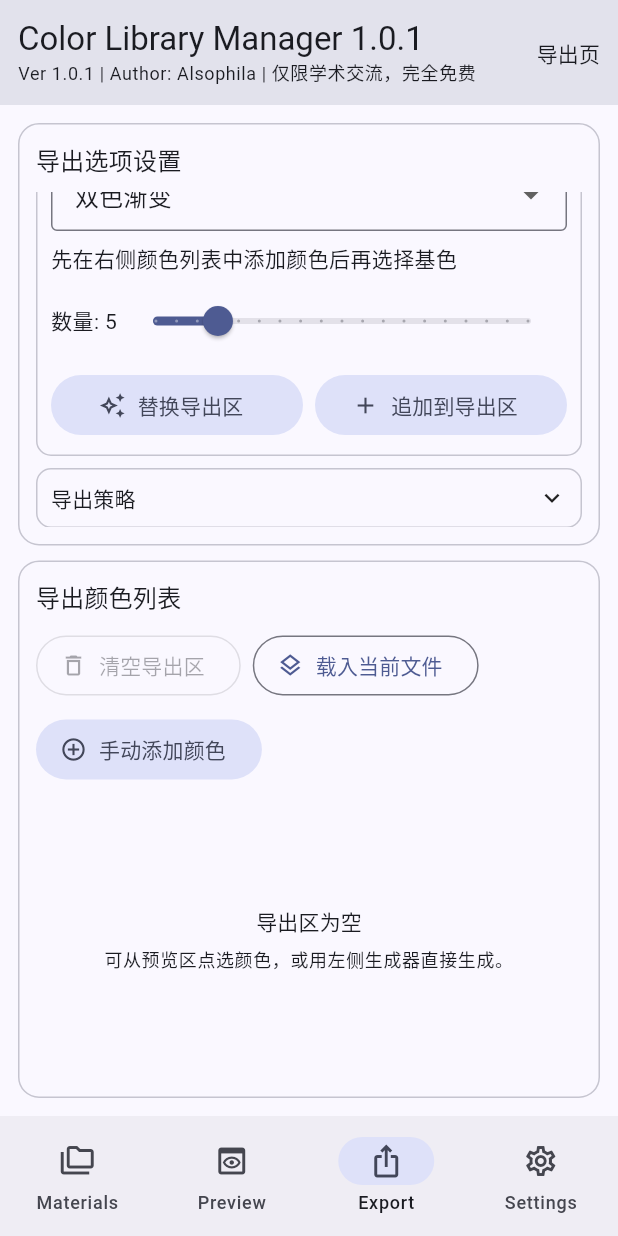
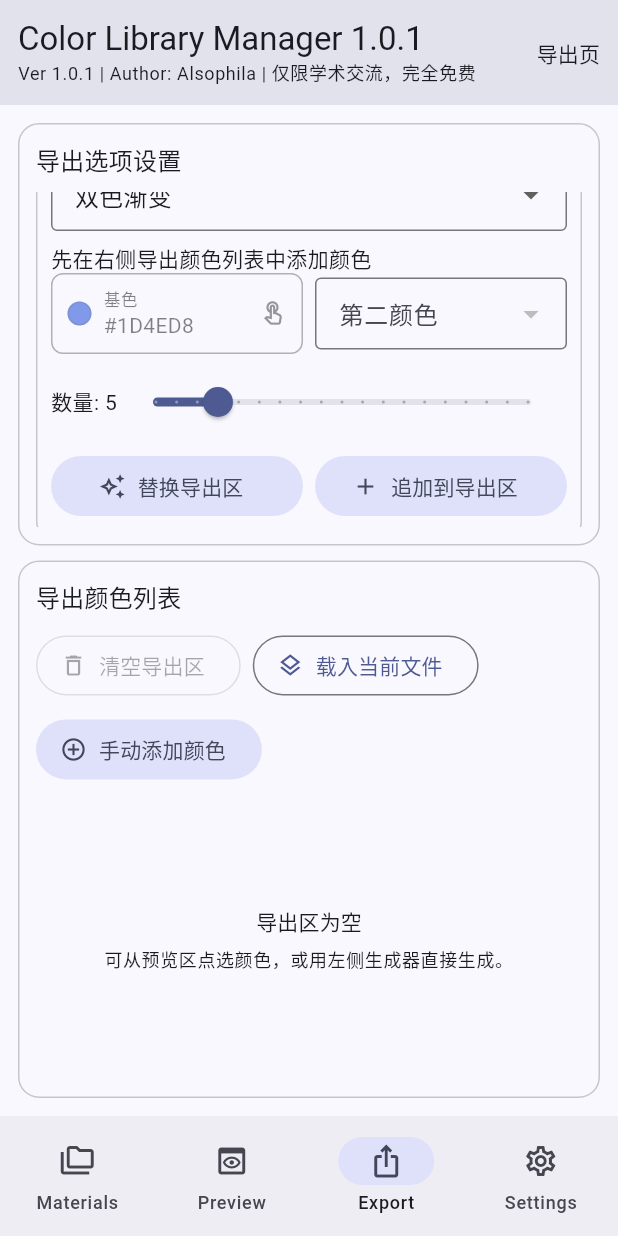
Before and after one commit to Chr0n0stasis/ColorManager_Flutter, a Flutter app: the screen it shows after launch, item 3 of the bottom bar chosen, scrolled down 224 dp, on a phone screen of 412 x 824 dp. Run offline on Flutter 3.47's test engine with Material 3 defaults, Android fonts, the phone set to English and light mode, and no system bars; drawn by our look-alikes of dynamic_color; our stand-ins replace file_picker, image_picker, printing.

Commit message:
feat: pick export base color from list tap mode

```diff
--- a/mobile_flutter/lib/src/ui/main_shell.dart
+++ b/mobile_flutter/lib/src/ui/main_shell.dart
@@ -88,6 +88,7 @@ class _MainShellState extends State<MainShell> {
   bool _autoThemeColor = true;
 
   int? _selectedExportColorIndex;
+  bool _isPickingBaseColor = false;
 
   bool _previewConfigExpanded = true;
   bool _previewResultExpanded = true;
@@ -471,17 +472,47 @@ class _MainShellState extends State<MainShell> {
       _exportColorKeys.clear();
       _exportColors.clear();
       _selectedExportColorIndex = null;
+      _isPickingBaseColor = false;
       _statusMessage = 'Cart cleared.';
     });
   }
 
   void _selectExportColorIndex(int index) {
-    setState(() {
+    if (index < 0 || index >= _exportColors.length) {
+      return;
+    }
+
+    setState(() {
+      if (_isPickingBaseColor) {
+        final color = _exportColors[index];
+        _baseHex = color.hexCode.toUpperCase();
+        _selectedExportColorIndex = index;
+        _isPickingBaseColor = false;
+        _statusMessage = 'Base color set to ${color.hexCode}.';
+        return;
+      }
+
       if (_selectedExportColorIndex == index) {
         _selectedExportColorIndex = null;
       } else {
         _selectedExportColorIndex = index;
       }
+    });
+  }
+
+  void _toggleBaseColorPicking() {
+    if (_exportColors.isEmpty) {
+      setState(() {
+        _statusMessage = 'Add colors to the export list first.';
+      });
+      return;
+    }
+
+    setState(() {
+      _isPickingBaseColor = !_isPickingBaseColor;
+      _statusMessage = _isPickingBaseColor
+          ? 'Base color pick mode on: tap a color in the export list.'
+          : 'Base color pick canceled.';
     });
   }
 
@@ -699,6 +730,7 @@ class _MainShellState extends State<MainShell> {
   void _setBaseHex(String value) {
     setState(() {
       _baseHex = value;
+      _isPickingBaseColor = false;
     });
   }
 
@@ -1257,9 +1289,11 @@ class _MainShellState extends State<MainShell> {
       whiteTemperature: _whiteTemperature,
       cartIsEmpty: _exportColors.isEmpty,
       colorCandidates: _generatorColorCandidates,
+      isBaseColorPicking: _isPickingBaseColor,
       formatExpanded: _exportFormatExpanded,
       generatorExpanded: _exportGeneratorExpanded,
       strategyExpanded: _exportStrategyExpanded,
+      onBaseColorFieldPressed: _toggleBaseColorPicking,
       onFormatExpandedChanged: _setExportFormatExpanded,
       onGeneratorExpandedChanged: _setExportGeneratorExpanded,
       onStrategyExpandedChanged: _setExportStrategyExpanded,
@@ -1285,6 +1319,7 @@ class _MainShellState extends State<MainShell> {
       statusMessage: _statusMessage,
       isBusy: _isBusy,
       selectedIndex: _selectedExportColorIndex,
+      isBaseColorPicking: _isPickingBaseColor,
       onSelectedIndexChanged: _selectExportColorIndex,
       onAddManualColorPressed: _addManualExportColor,
     );
--- a/mobile_flutter/lib/src/ui/panels.dart
+++ b/mobile_flutter/lib/src/ui/panels.dart
@@ -1458,9 +1458,11 @@ class ExportOptionsPanel extends StatelessWidget {
     required this.whiteTemperature,
     required this.cartIsEmpty,
     required this.colorCandidates,
+    required this.isBaseColorPicking,
     required this.formatExpanded,
     required this.generatorExpanded,
     required this.strategyExpanded,
+    required this.onBaseColorFieldPressed,
     required this.onFormatExpandedChanged,
     required this.onGeneratorExpandedChanged,
     required this.onStrategyExpandedChanged,
@@ -1490,9 +1492,11 @@ class ExportOptionsPanel extends StatelessWidget {
   final WhiteTemperature whiteTemperature;
   final bool cartIsEmpty;
   final List<ColorEntry> colorCandidates;
+  final bool isBaseColorPicking;
   final bool formatExpanded;
   final bool generatorExpanded;
   final bool strategyExpanded;
+  final VoidCallback onBaseColorFieldPressed;
   final ValueChanged<bool> onFormatExpandedChanged;
   final ValueChanged<bool> onGeneratorExpandedChanged;
   final ValueChanged<bool> onStrategyExpandedChanged;
@@ -1524,7 +1528,6 @@ class ExportOptionsPanel extends StatelessWidget {
       for (final color in colorCandidates) color.hexCode.toUpperCase(): color,
     }.values.toList(growable: false);
 
-    final baseSelection = _resolveCandidateHex(uniqueCandidates, baseHex);
     final secondarySelection =
         _resolveCandidateHex(uniqueCandidates, secondaryHex);
 
@@ -1584,16 +1587,27 @@ class ExportOptionsPanel extends StatelessWidget {
                 if (uniqueCandidates.isEmpty)
                   const Align(
                     alignment: Alignment.centerLeft,
-                    child: Text('先在右侧颜色列表中添加颜色后再选择基色'),
-                  )
-                else
+                    child: Text('先在右侧导出颜色列表中添加颜色'),
+                  ),
                 Row(
                   children: [
                     Expanded(
+                      child: _PickHexField(
+                        label: '基色',
+                        hexCode: baseHex,
+                        active: isBaseColorPicking,
+                        enabled: uniqueCandidates.isNotEmpty,
+                        onTap: onBaseColorFieldPressed,
+                      ),
+                    ),
+                    const SizedBox(width: 8),
+                    Expanded(
                       child: DropdownButtonFormField<String>(
-                          value: baseSelection,
+                        value: uniqueCandidates.isEmpty
+                            ? null
+                            : secondarySelection,
                         decoration: const InputDecoration(
-                            labelText: '基色',
+                          labelText: '第二颜色',
                           border: OutlineInputBorder(),
                           isDense: true,
                         ),
@@ -1605,31 +1619,9 @@ class ExportOptionsPanel extends StatelessWidget {
                               ),
                             )
                             .toList(growable: false),
-                          onChanged: (value) {
-                            if (value != null) {
-                              onBaseHexChanged(value);
-                            }
-                          },
-                        ),
-                      ),
-                      const SizedBox(width: 8),
-                      Expanded(
-                        child: DropdownButtonFormField<String>(
-                          value: secondarySelection,
-                          decoration: const InputDecoration(
-                            labelText: '第二颜色',
-                            border: OutlineInputBorder(),
-                            isDense: true,
-                          ),
-                          items: uniqueCandidates
-                              .map(
-                                (color) => DropdownMenuItem<String>(
-                                  value: color.hexCode.toUpperCase(),
-                                  child: Text('${color.name} ${color.hexCode}'),
-                                ),
-                              )
-                              .toList(growable: false),
-                          onChanged: (value) {
+                        onChanged: uniqueCandidates.isEmpty
+                            ? null
+                            : (value) {
                                 if (value != null) {
                                   onSecondaryHexChanged(value);
                                 }
@@ -1638,6 +1630,13 @@ class ExportOptionsPanel extends StatelessWidget {
                     ),
                   ],
                 ),
+                if (isBaseColorPicking) ...[
+                  const SizedBox(height: 6),
+                  const Align(
+                    alignment: Alignment.centerLeft,
+                    child: Text('已进入基色点选：点击右侧颜色列表中的颜色即可应用'),
+                  ),
+                ],
                 const SizedBox(height: 8),
                 Row(
                   children: [
@@ -1747,6 +1746,101 @@ class ExportOptionsPanel extends StatelessWidget {
           ],
         ],
       ),
+    );
+  }
+}
+
+class _PickHexField extends StatelessWidget {
+  const _PickHexField({
+    required this.label,
+    required this.hexCode,
+    required this.active,
+    required this.enabled,
+    required this.onTap,
+  });
+
+  final String label;
+  final String hexCode;
+  final bool active;
+  final bool enabled;
+  final VoidCallback onTap;
+
+  @override
+  Widget build(BuildContext context) {
+    final colorScheme = Theme.of(context).colorScheme;
+    final normalized = _normalizeHexInput(hexCode) ?? '#1D4ED8';
+    final borderColor = active ? colorScheme.primary : colorScheme.outline;
+
+    final field = Material(
+      color: Colors.transparent,
+      child: InkWell(
+        onTap: enabled ? onTap : null,
+        borderRadius: BorderRadius.circular(8),
+        child: AnimatedContainer(
+          duration: const Duration(milliseconds: 180),
+          curve: Curves.easeOut,
+          padding: const EdgeInsets.symmetric(horizontal: 10, vertical: 8),
+          decoration: BoxDecoration(
+            borderRadius: BorderRadius.circular(8),
+            border: Border.all(
+              color: borderColor,
+              width: active ? 2 : 1,
+            ),
+            color: active
+                ? colorScheme.primaryContainer.withValues(alpha: 0.45)
+                : colorScheme.surface,
+          ),
+          child: Row(
+            children: [
+              Container(
+                width: 16,
+                height: 16,
+                decoration: BoxDecoration(
+                  color: _parseHexColor(normalized),
+                  shape: BoxShape.circle,
+                  border: Border.all(
+                    color: Colors.black.withValues(alpha: 0.2),
+                  ),
+                ),
+              ),
+              const SizedBox(width: 8),
+              Expanded(
+                child: Column(
+                  crossAxisAlignment: CrossAxisAlignment.start,
+                  mainAxisSize: MainAxisSize.min,
+                  children: [
+                    Text(
+                      label,
+                      style: Theme.of(context).textTheme.labelSmall,
+                    ),
+                    Text(
+                      normalized,
+                      maxLines: 1,
+                      overflow: TextOverflow.ellipsis,
+                      style: Theme.of(context).textTheme.bodyMedium,
+                    ),
+                  ],
+                ),
+              ),
+              Icon(
+                active ? Icons.radio_button_checked : Icons.touch_app_outlined,
+                size: 18,
+                color:
+                    active ? colorScheme.primary : colorScheme.onSurfaceVariant,
+              ),
+            ],
+          ),
+        ),
+      ),
+    );
+
+    if (enabled) {
+      return field;
+    }
+
+    return Opacity(
+      opacity: 0.55,
+      child: field,
     );
   }
 }
@@ -1762,6 +1856,7 @@ class ExportColorListPanel extends StatelessWidget {
     required this.statusMessage,
     required this.isBusy,
     required this.selectedIndex,
+    required this.isBaseColorPicking,
     required this.onSelectedIndexChanged,
     required this.onAddManualColorPressed,
   });
@@ -1774,6 +1869,7 @@ class ExportColorListPanel extends StatelessWidget {
   final String? statusMessage;
   final bool isBusy;
   final int? selectedIndex;
+  final bool isBaseColorPicking;
   final ValueChanged<int> onSelectedIndexChanged;
   final Future<void> Function() onAddManualColorPressed;
 
@@ -1815,6 +1911,25 @@ class ExportColorListPanel extends StatelessWidget {
           if (statusMessage != null && statusMessage!.isNotEmpty) ...[
             const SizedBox(height: 8),
             _StatusText(message: statusMessage!),
+          ],
+          if (isBaseColorPicking) ...[
+            const SizedBox(height: 8),
+            DecoratedBox(
+              decoration: BoxDecoration(
+                color: Theme.of(context)
+                    .colorScheme
+                    .primaryContainer
+                    .withValues(alpha: 0.45),
+                borderRadius: BorderRadius.circular(8),
+                border: Border.all(
+                  color: Theme.of(context).colorScheme.primary,
+                ),
+              ),
+              child: const Padding(
+                padding: EdgeInsets.symmetric(horizontal: 10, vertical: 8),
+                child: Text('基色点选中：点击下方任一颜色即可设为基色'),
+              ),
+            ),
           ],
           const SizedBox(height: 8),
           Expanded(
```
Lines whose indentation alone changed are shown as unchanged.
